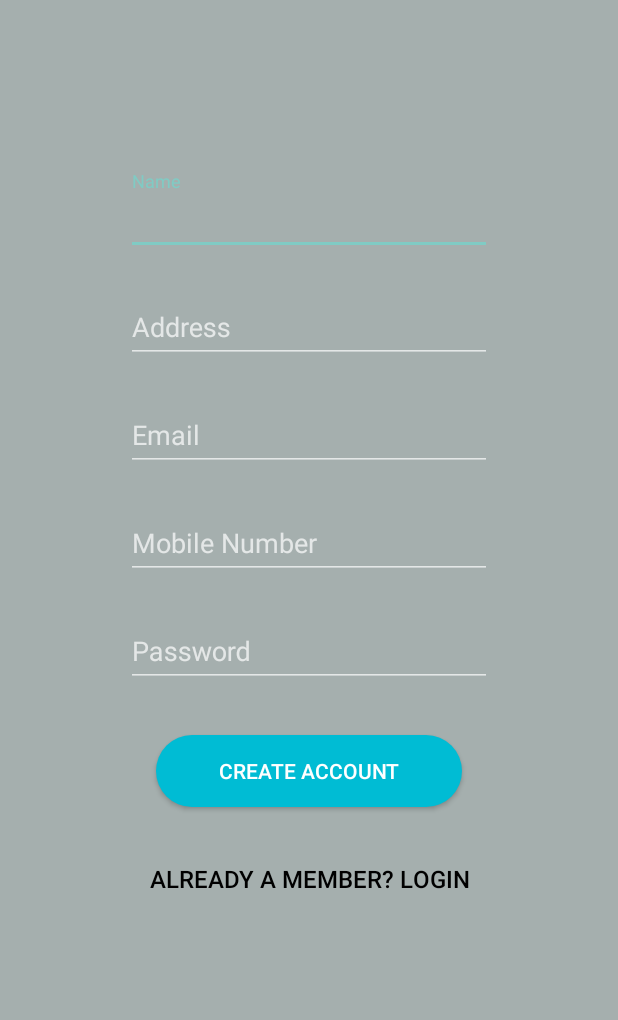
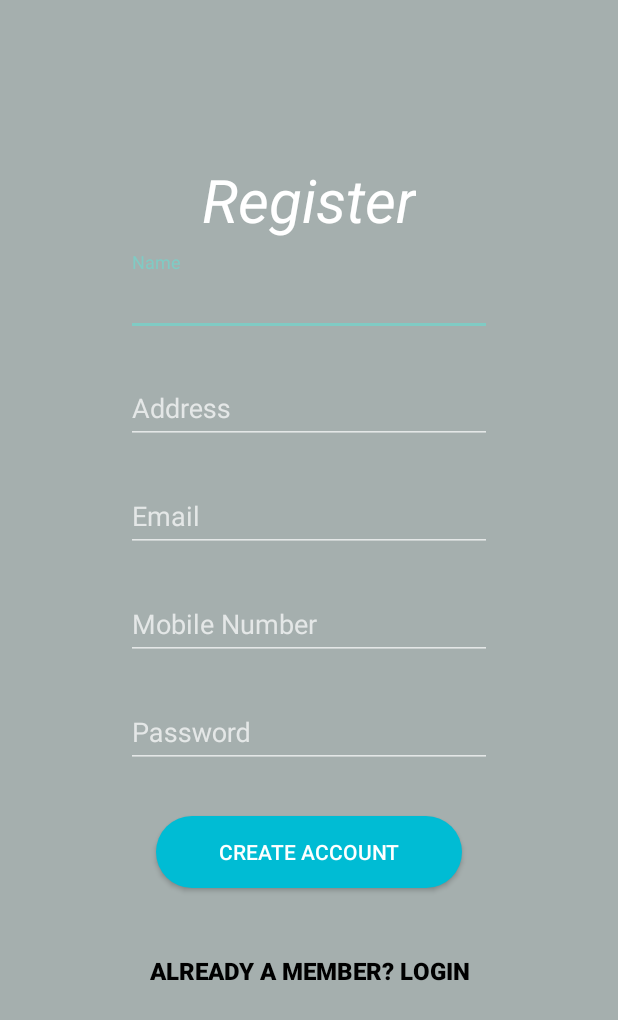
Before and after one commit to deewanshi/snackorder, an Android app: the SignupActivity screen opened directly, with no data from a screen before it, after a tap on "CREATE ACCOUNT", on a phone screen of 412 x 824 dp. Shown: the top 1020 px of the screen. Run offline under Robolectric (Android 15) with nearby library versions, the light colour scheme and no system bars; our stand-ins replace ButterKnife, Firebase (no records; nobody signed in at launch, a user with empty details on screens opened directly).

Commit message:
some changes

```diff
--- a/app/src/main/java/com/example/indydesk/DashBoard.java
+++ b/app/src/main/java/com/example/indydesk/DashBoard.java
@@ -17,6 +17,7 @@ import android.util.TypedValue;
 import android.view.MenuItem;
 import android.view.View;
 import android.widget.ImageView;
+import android.widget.TextView;
 
 import com.bumptech.glide.Glide;
 import com.google.firebase.auth.FirebaseAuth;
@@ -28,11 +29,16 @@ public class DashBoard extends AppCompatActivity {
     private AlbumsAdapter adapter;
     private List<Album> albumList;
     private FirebaseAuth mAuth;
+    TextView tv1,tv2;
 
     @Override
     protected void onCreate(Bundle savedInstanceState) {
         super.onCreate(savedInstanceState);
         setContentView(R.layout.activity_dash_board);
+        tv1=findViewById(R.id.love_music);
+        tv2=findViewById(R.id.foodme);
+        tv1.setSelected(true);
+        tv2.setSelected(true);
 
         Toolbar toolbar = (Toolbar) findViewById(R.id.toolbar);
         setSupportActionBar(toolbar);
--- a/app/src/main/java/com/example/indydesk/SignupActivity.java
+++ b/app/src/main/java/com/example/indydesk/SignupActivity.java
@@ -26,10 +26,15 @@ import butterknife.ButterKnife;
 public class SignupActivity extends AppCompatActivity {
 
 
-        private EditText inputEmail, inputPassword, inputName,inputAddress,inputPhone;
+        private EditText inputEmail;
+        private EditText inputPassword;
+        private EditText  inputName;
+        private EditText inputAddress;
+        private EditText inputPhone;
         private Button btnSignIn, btnSignUp, btnResetPassword;
         private ProgressBar progressBar;
         private FirebaseAuth auth;
+        String name,email,address,password,phone;
         android.support.v7.widget.Toolbar  toolbar;
         @Override
         protected void onCreate(Bundle savedInstanceState) {
@@ -62,6 +67,7 @@ public class SignupActivity extends AppCompatActivity {
             //btnResetPassword = (Button) findViewById(R.id.btn_reset_password);
 
 
+
             btnSignIn.setOnClickListener(new View.OnClickListener() {
                 @Override
                 public void onClick(View v) {
@@ -72,16 +78,12 @@ public class SignupActivity extends AppCompatActivity {
             btnSignUp.setOnClickListener(new View.OnClickListener() {
                 @Override
                 public void onClick(View v) {
-                    String name = inputName.getText().toString().trim();
-
-                    String address = inputAddress.getText().toString().trim();
-
-                    String email = inputEmail.getText().toString().trim();
-                    String phone = inputPhone.getText().toString().trim();
-                    String password = inputPassword.getText().toString().trim();
-
-
-
+                    name = inputName.getText().toString().trim();
+                    address = inputAddress.getText().toString().trim();
+                    email = inputEmail.getText().toString().trim();
+                    phone = inputPhone.getText().toString().trim();
+                    password = inputPassword.getText().toString().trim();
+                    System.out.println(name+" "+email+" "+" "+phone+" "+password);
                     if (TextUtils.isEmpty(name)) {
                         Toast.makeText(getApplicationContext(), "Enter Name!", Toast.LENGTH_SHORT).show();
                         return;
@@ -129,7 +131,7 @@ public class SignupActivity extends AppCompatActivity {
                                     } else {
                                         Toast.makeText(SignupActivity.this, "Thank You for Registration" + task.isSuccessful(), Toast.LENGTH_SHORT).show();
 
-                                        startActivity(new Intent(SignupActivity.this, DashBoard.class));
+                                        startActivity(new Intent(SignupActivity.this, Shop.class));
                                         finish();
                                     }
                                 }
--- a/app/src/main/res/layout/activity_signup.xml
+++ b/app/src/main/res/layout/activity_signup.xml
@@ -11,7 +11,7 @@
     android:fitsSystemWindows="true"
 
     android:orientation="vertical"
-    tools:context=".LoginActivity">
+    tools:context=".SignupActivity">
 
 <ScrollView
     android:layout_width="fill_parent"
@@ -32,6 +32,16 @@
             android:layout_marginBottom="24dp"
             android:layout_gravity="center_horizontal" />
 -->
+        <TextView
+            android:layout_width="wrap_content"
+            android:layout_height="wrap_content"
+            android:text="Register"
+            android:textAlignment="center"
+            android:textColor="#FFFFFF"
+            android:textStyle="italic"
+            android:textSize="40dp"
+            android:layout_gravity="center">
+        </TextView>
         <android.support.design.widget.TextInputLayout
             android:layout_width="match_parent"
             android:layout_height="wrap_content"
@@ -115,7 +125,7 @@
 
             android:layout_marginLeft="60dp"
             android:layout_marginRight="60dp">
-            <EditText android:id="@+id/input_password"
+            <EditText android:id="@+id/password"
                 android:layout_width="match_parent"
                 android:layout_height="wrap_content"
                 android:inputType="textPassword"
@@ -144,17 +154,21 @@
 
         <android.support.v7.widget.AppCompatButton
             android:id="@+id/sign_in_button"
-            android:layout_width="fill_parent"
+            android:layout_gravity="center"
+            android:textAlignment="center"
+            android:layout_width="285dp"
             android:layout_height="wrap_content"
-            android:layout_marginBottom="24dp"
-
             android:layout_marginLeft="60dp"
             android:layout_marginRight="60dp"
+            android:layout_marginBottom="10dp"
             android:background="@null"
+            android:gravity="center"
+            android:padding="20dp"
+            android:paddingBottom="40dp"
+            android:textStyle="bold"
             android:text="Already a member? Login"
             android:textColor="@color/black"
-            android:gravity="center"
-            android:textSize="16dip"/>
+            android:textSize="16dp" />
 
     </LinearLayout>
 </ScrollView>
```
Also changed, not shown: app/src/main/res/layout/activity_dash_board.xml (+12 -5 lines), app/src/main/res/layout/activity_shop.xml (+9 -1 lines), 1 other file.
